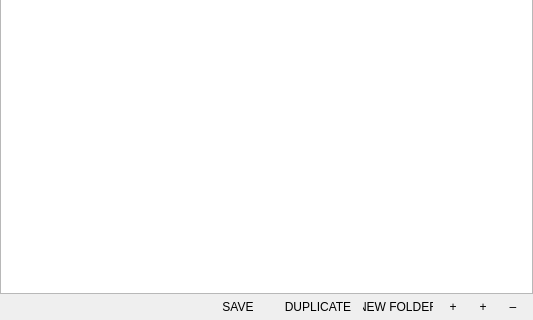
Before: the Qt Designer form items/uitreeview.ui in buzzinglight/IanniX, drawn with Qt 5; both pictures show x 0 to 533 and y 222 to 542 of the 533 by 542 pixel window.
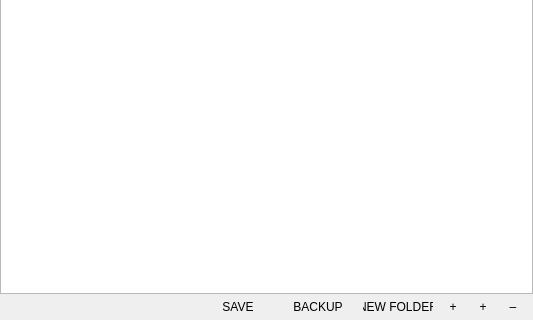
After: the same form once the commit is applied. Custom widgets are drawn as their Qt base class.

The edit to the form file:
```diff
--- a/items/uitreeview.ui
+++ b/items/uitreeview.ui
@@ -119,7 +119,7 @@
         <string>Duplicate</string>
        </property>
        <property name="text">
-        <string>DUPLICATE</string>
+        <string>BACKUP</string>
        </property>
       </widget>
      </item>
```
